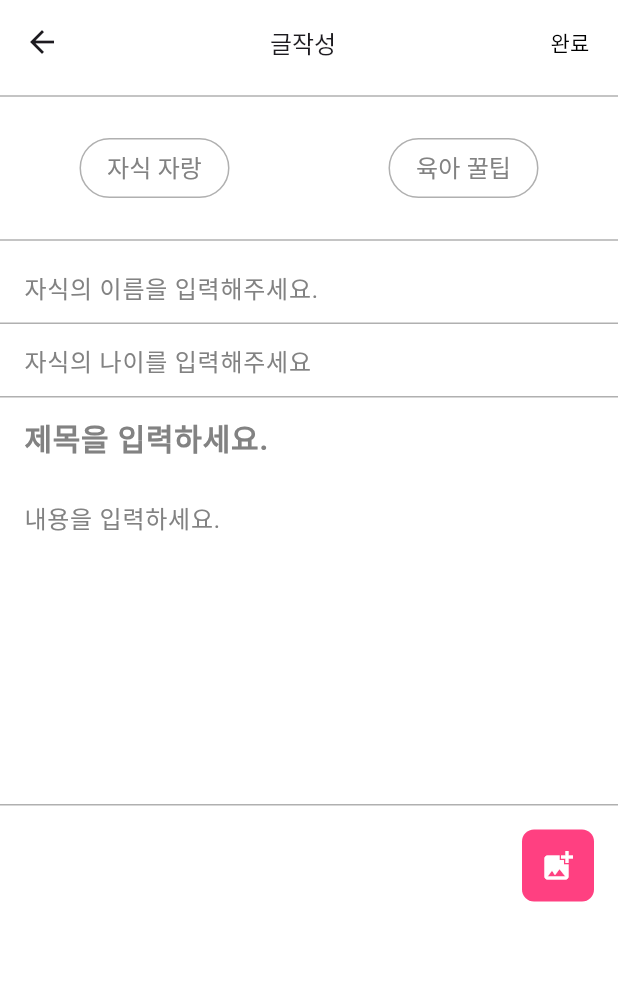
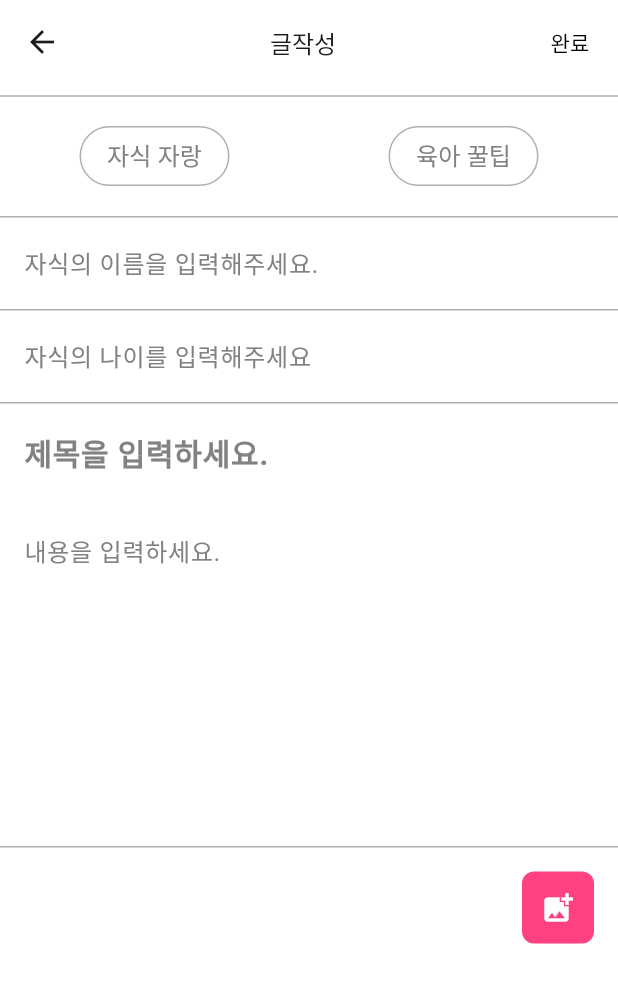
Before and after one commit to TUK-PETSTORY/flutter, a Flutter app: the PostEdit screen opened directly, on a phone screen of 412 x 824 dp. Shown: the top 983 px of the screen. Run offline on Flutter 3.47's test engine with Material 3 defaults, Android fonts, the phone set to English and light mode, and no system bars; our stand-ins replace get, image_picker, permission_handler; network calls fail; Roboto replaces fonts that are missing (MainFont).

Commit message:
[publishing] 보더수정

```diff
--- a/lib/src/screens/postedit.dart
+++ b/lib/src/screens/postedit.dart
@@ -81,7 +81,7 @@ class _PostEditState extends State<PostEdit> {
     );
   }
 
-  Widget _buildTextFormField({
+  Widget _buildTextFormFieldWithTopBorder({
     required String hintText,
     required ValueChanged<String> onChanged,
     TextInputType keyboardType = TextInputType.text,
@@ -90,7 +90,42 @@ class _PostEditState extends State<PostEdit> {
     int minLines = 1,
     int maxLines = 1,
     EdgeInsetsGeometry contentPadding =
-        const EdgeInsets.symmetric(vertical: 12.0, horizontal: 16.0),
+        const EdgeInsets.symmetric(vertical: 18.0, horizontal: 16.0),
+  }) {
+    return Container(
+      decoration: BoxDecoration(
+        border: Border(
+          top: BorderSide(color: Color(0xFFB0B0B0), width: 1.0), // 상단 보더 추가
+        ),
+      ),
+      child: TextFormField(
+        decoration: InputDecoration(
+          hintText: hintText,
+          hintStyle: style,
+          contentPadding: contentPadding,
+          border: InputBorder.none,
+          enabledBorder: InputBorder.none, // 기본 보더 제거
+          focusedBorder: InputBorder.none, // 포커스 시 보더 제거
+        ),
+        style: style,
+        onChanged: onChanged,
+        keyboardType: keyboardType,
+        minLines: minLines,
+        maxLines: maxLines,
+      ),
+    );
+  }
+
+  Widget _buildTextFormFieldWithoutTopBorder({
+    required String hintText,
+    required ValueChanged<String> onChanged,
+    TextInputType keyboardType = TextInputType.text,
+    TextStyle? style,
+    bool isTitle = false,
+    int minLines = 1,
+    int maxLines = 1,
+    EdgeInsetsGeometry contentPadding =
+        const EdgeInsets.symmetric(vertical: 18.0, horizontal: 16.0),
   }) {
     return TextFormField(
       decoration: InputDecoration(
@@ -100,16 +135,12 @@ class _PostEditState extends State<PostEdit> {
         border: UnderlineInputBorder(
           borderSide: BorderSide(color: Color(0xFFB0B0B0)),
         ),
-        focusedBorder: isTitle
-            ? InputBorder.none
-            : UnderlineInputBorder(
-                borderSide: BorderSide(color: Color(0xFFB0B0B0)),
-              ),
-        enabledBorder: isTitle
-            ? InputBorder.none
-            : UnderlineInputBorder(
-                borderSide: BorderSide(color: Color(0xFFB0B0B0)),
-              ),
+        enabledBorder: UnderlineInputBorder(
+          borderSide: BorderSide(color: Color(0xFFB0B0B0)),
+        ),
+        focusedBorder: UnderlineInputBorder(
+          borderSide: BorderSide(color: Color(0xFFB0B0B0)),
+        ),
       ),
       style: style,
       onChanged: onChanged,
@@ -152,7 +183,7 @@ class _PostEditState extends State<PostEdit> {
           crossAxisAlignment: CrossAxisAlignment.start,
           children: [
             Divider(color: Color(0xFFB0B0B0)),
-            SizedBox(height: 16), // 앱바와 버튼 사이의 여백
+            SizedBox(height: 8), // 앱바와 버튼 사이의 여백
 
             Column(
               children: [
@@ -164,32 +195,34 @@ class _PostEditState extends State<PostEdit> {
                   ],
                 ),
                 SizedBox(height: 16),
-                Divider(color: Color(0xFFB0B0B0)),
               ],
             ),
 
-            _buildTextFormField(
+            // 자식의 이름을 입력해달라는 필드
+            _buildTextFormFieldWithTopBorder(
               hintText: '자식의 이름을 입력해주세요.',
               onChanged: (value) => setState(() => _childName = value),
               style: _textStyle,
-              contentPadding:
-                  EdgeInsets.symmetric(vertical: 0.0, horizontal: 16.0),
             ),
-            _buildTextFormField(
+
+            // 자식의 나이를 입력해달라는 필드
+            _buildTextFormFieldWithTopBorder(
               hintText: '자식의 나이를 입력해주세요',
               onChanged: (value) => setState(() => _childAge = value),
               keyboardType: TextInputType.number,
               style: _textStyle,
             ),
-            _buildTextFormField(
+
+            // 제목을 입력하세요 필드
+            _buildTextFormFieldWithTopBorder(
               hintText: '제목을 입력하세요.',
               onChanged: (value) => setState(() => _title = value),
               style: _titleTextStyle,
               isTitle: true,
-              contentPadding:
-                  EdgeInsets.symmetric(vertical: 12.0, horizontal: 16.0),
             ),
-            _buildTextFormField(
+
+            // 내용을 입력하세요 필드 (위쪽 보더 없음)
+            _buildTextFormFieldWithoutTopBorder(
               hintText: '내용을 입력하세요.',
               onChanged: (value) => setState(() => _content = value),
               style: _textStyle,
```
